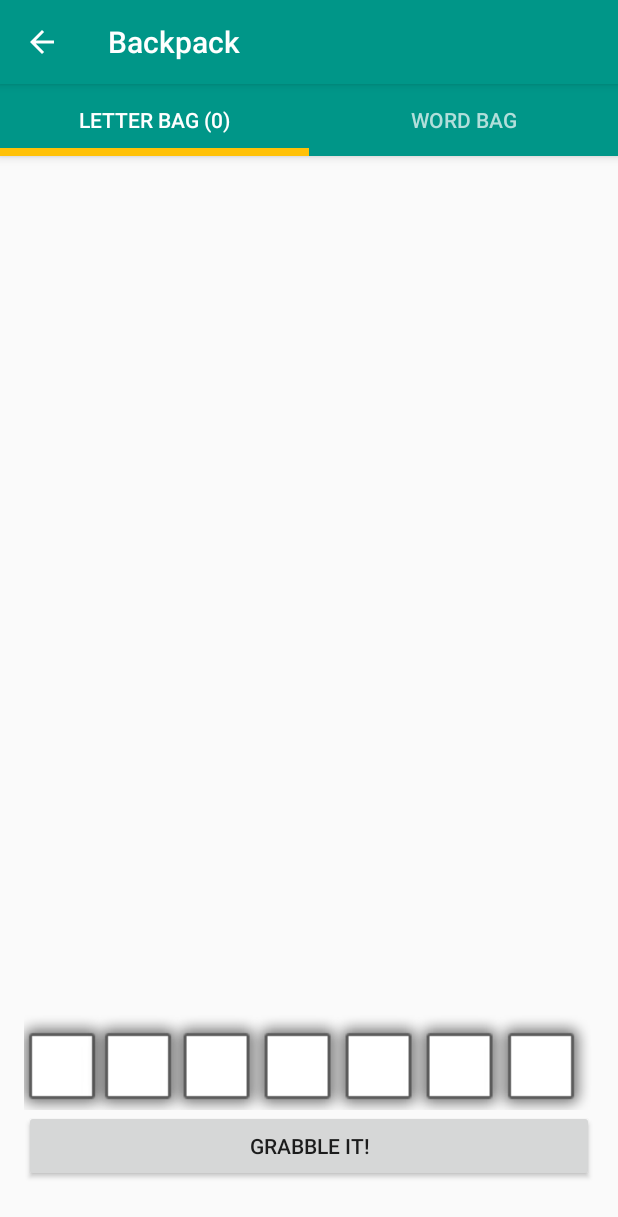
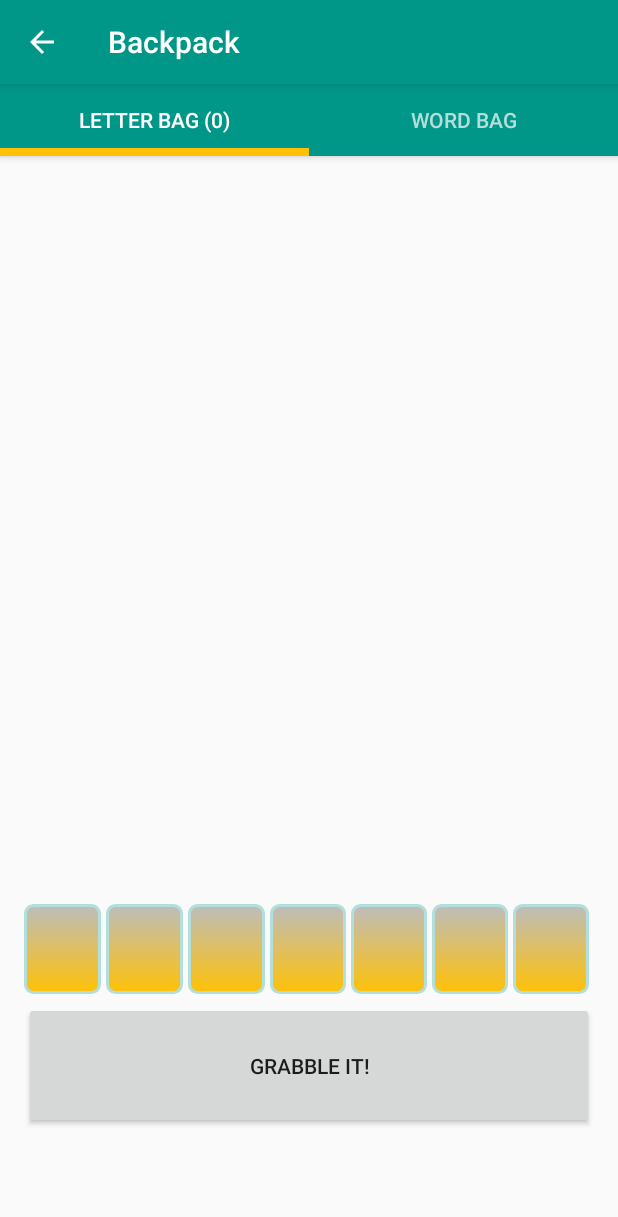
Before and after one commit to juancruzmatar/project-grabble, an Android app: the LetterBagFragment screen opened directly, with no data from a screen before it, on a phone screen of 412 x 824 dp. Shown: the top 1217 px of the screen. Run offline under Robolectric (Android 15) with nearby library versions, the phone set to English and light mode, and no system bars; 1 statement that could not run was skipped.

Commit message:
Backpack design changes, done for today

```diff
--- /dev/null
+++ b/app/src/main/res/drawable/shape_rectangle.xml
@@ -0,0 +1,13 @@
+<?xml version="1.0" encoding="UTF-8"?>
+<shape xmlns:android="http://schemas.android.com/apk/res/android" android:id="@+id/listview_background_shape">
+    <stroke android:width="2dp" android:color="@color/primary_light" />
+    <padding android:left="2dp"
+        android:top="2dp"
+        android:right="2dp"
+        android:bottom="2dp" />
+    <corners android:radius="5dp" />
+    <gradient
+        android:angle="270"
+        android:startColor="@color/divider"
+        android:endColor="@color/accent" />
+</shape>
--- a/app/src/main/res/layout/fragment_letterbag.xml
+++ b/app/src/main/res/layout/fragment_letterbag.xml
@@ -29,78 +29,65 @@
         <LinearLayout
             android:id="@+id/make_word"
             android:layout_width="match_parent"
-            android:layout_height="wrap_content"
-            android:layout_weight="4"
+            android:layout_height="60dp"
+            android:layout_marginBottom="5dp"
             android:orientation="horizontal"
             android:weightSum="7">
 
-            <ImageView
+            <View
                 android:layout_width="wrap_content"
                 android:layout_height="wrap_content"
-                app:srcCompat="@android:drawable/alert_light_frame"
-                android:id="@+id/imageView7"
-                android:scaleX="1.5"
-                android:scaleY="1.5"
-                android:layout_gravity="bottom" />
+                android:layout_gravity="bottom"
+                android:layout_marginEnd="3dp"
+                android:background="@drawable/shape_rectangle"
+                android:layout_weight="1"/>
 
-            <ImageView
+            <View
                 android:layout_width="wrap_content"
                 android:layout_height="wrap_content"
-                app:srcCompat="@android:drawable/alert_light_frame"
-                android:id="@+id/imageView6"
-                android:scaleX="1.5"
-                android:scaleY="1.5"
-                android:layout_gravity="bottom" />
+                android:layout_gravity="bottom"
+                android:layout_marginEnd="3dp"
+                android:background="@drawable/shape_rectangle"
+                android:layout_weight="1"/>
 
-            <ImageView
+            <View
                 android:layout_width="wrap_content"
                 android:layout_height="wrap_content"
-                app:srcCompat="@android:drawable/alert_light_frame"
-                android:id="@+id/imageView5"
-                android:layout_weight="1"
-                android:scaleX="1.5"
-                android:scaleY="1.5"
-                android:layout_gravity="bottom" />
+                android:layout_gravity="bottom"
+                android:layout_marginEnd="3dp"
+                android:background="@drawable/shape_rectangle"
+                android:layout_weight="1"/>
 
-            <ImageView
+            <View
                 android:layout_width="wrap_content"
                 android:layout_height="wrap_content"
-                app:srcCompat="@android:drawable/alert_light_frame"
-                android:id="@+id/imageView4"
-                android:layout_weight="1"
-                android:scaleX="1.5"
-                android:scaleY="1.5"
-                android:layout_gravity="bottom" />
-
-            <ImageView
+                android:layout_gravity="bottom"
+                android:layout_marginEnd="3dp"
+                android:background="@drawable/shape_rectangle"
+                android:layout_weight="1"/>
+            <View
                 android:layout_width="wrap_content"
                 android:layout_height="wrap_content"
-                app:srcCompat="@android:drawable/alert_light_frame"
-                android:id="@+id/imageView3"
-                android:layout_weight="1"
-                android:scaleX="1.5"
-                android:scaleY="1.5"
-                android:layout_gravity="bottom" />
+                android:layout_gravity="bottom"
+                android:layout_marginEnd="3dp"
+                android:background="@drawable/shape_rectangle"
+                android:layout_weight="1"/>
 
-            <ImageView
+            <View
                 android:layout_width="wrap_content"
                 android:layout_height="wrap_content"
-                app:srcCompat="@android:drawable/alert_light_frame"
-                android:id="@+id/imageView2"
-                android:layout_weight="1"
-                android:scaleX="1.5"
-                android:scaleY="1.5"
-                android:layout_gravity="bottom" />
+                android:layout_gravity="bottom"
+                android:layout_marginEnd="3dp"
+                android:background="@drawable/shape_rectangle"
+                android:layout_weight="1"/>
 
-            <ImageView
+            <View
                 android:layout_width="wrap_content"
                 android:layout_height="wrap_content"
-                app:srcCompat="@android:drawable/alert_light_frame"
-                android:id="@+id/imageView"
-                android:layout_weight="1"
-                android:scaleX="1.5"
-                android:scaleY="1.5"
-                android:layout_gravity="bottom" />
+                android:layout_gravity="bottom"
+                android:layout_marginEnd="3dp"
+                android:background="@drawable/shape_rectangle"
+                android:layout_weight="1"/>
         </LinearLayout>
 
         <Button
@@ -108,6 +95,7 @@
             android:layout_width="match_parent"
             android:layout_height="wrap_content"
             android:layout_gravity="center_horizontal"
+            android:layout_weight="2"
             android:id="@+id/button2" />
 
     </LinearLayout>
```
